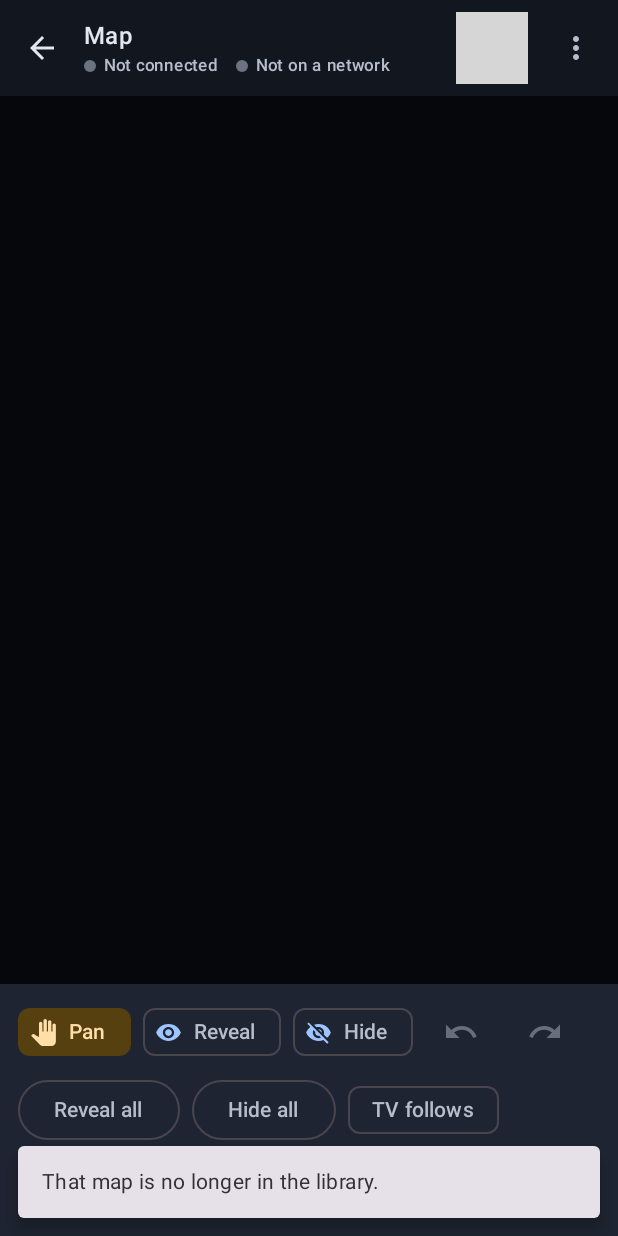
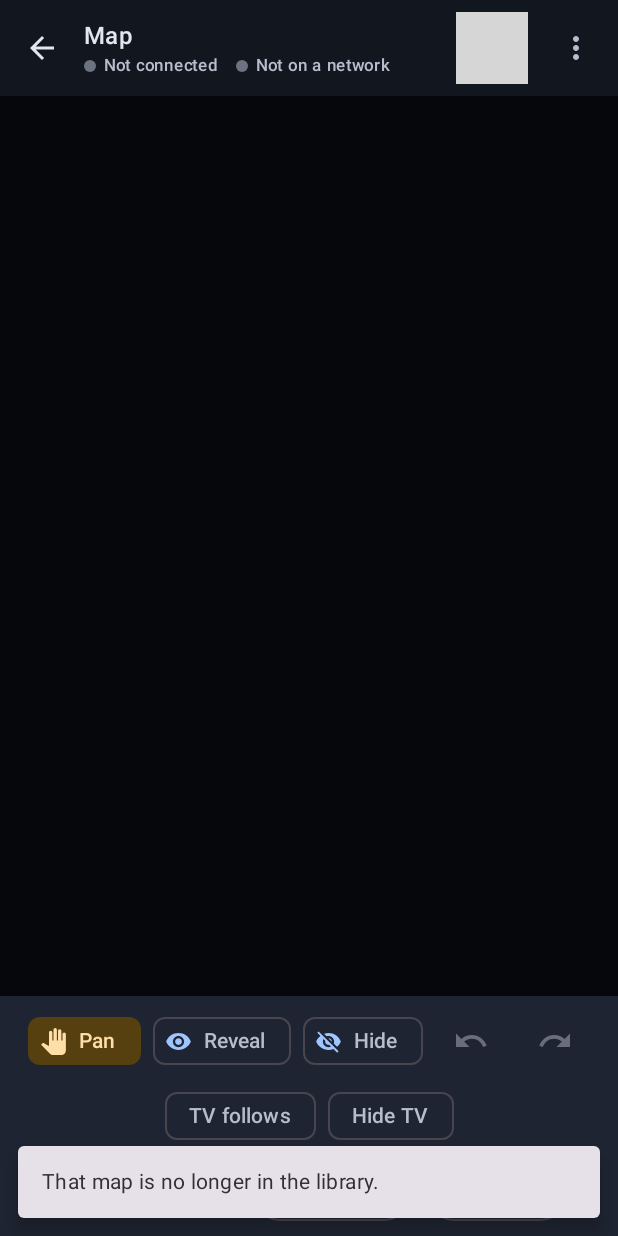
Before and after one commit to mgriffioen/rpg-maps, an Android app built with Jetpack Compose: the composable MapScreen called with empty values, on a phone screen of 412 x 824 dp. Run offline under Robolectric (Android 15) with nearby library versions, the phone set to English and light mode, and no system bars; libraries missing offline, so code that uses them is left out: androidx.mediarouter.app, com.google.android.gms; 1 statement that could not run was skipped; grey boxes are pictures that could not be loaded.

```diff
--- a/app/src/main/java/com/rpgmaps/tabletop/ui/map/MapScreen.kt
+++ b/app/src/main/java/com/rpgmaps/tabletop/ui/map/MapScreen.kt
@@ -9,6 +9,7 @@ import androidx.compose.foundation.layout.Column
 import androidx.compose.foundation.layout.Row
 import androidx.compose.foundation.layout.fillMaxSize
 import androidx.compose.foundation.layout.fillMaxWidth
+import androidx.compose.foundation.layout.height
 import androidx.compose.foundation.layout.width
 import androidx.compose.foundation.layout.padding
 import androidx.compose.foundation.layout.widthIn
@@ -289,61 +290,82 @@ private fun MapControlBar(viewModel: MapViewModel) {
         Column(
             Modifier
                 .fillMaxWidth()
-                .padding(horizontal = 12.dp, vertical = 8.dp),
-            verticalArrangement = Arrangement.spacedBy(4.dp),
+                .padding(horizontal = 12.dp, vertical = 6.dp),
+            verticalArrangement = Arrangement.spacedBy(2.dp),
+            horizontalAlignment = Alignment.CenterHorizontally,
         ) {
-            /*
-             * FlowRow rather than a horizontally scrolling Row. Held in
-             * portrait the old bar ran off the side, which put "Reveal all"
-             * and the TV controls behind a sideways scroll -- exactly the
-             * things you reach for mid-encounter without looking.
-             */
-            FlowRow(
-                modifier = Modifier.fillMaxWidth(),
-                horizontalArrangement = Arrangement.spacedBy(8.dp),
-                verticalArrangement = Arrangement.spacedBy(4.dp),
-            ) {
+            // Row one: what a finger does, undoing it, and what the TV is up to.
+            ControlRow {
+                BarItem {
                     ToolChip("Pan", Icons.Default.PanTool, viewModel.tool == MapTool.PAN) {
                         viewModel.tool = MapTool.PAN
                     }
+                }
+                BarItem {
                     ToolChip("Reveal", Icons.Default.Visibility, viewModel.tool == MapTool.REVEAL) {
                         viewModel.tool = MapTool.REVEAL
                     }
+                }
+                BarItem {
                     ToolChip("Hide", Icons.Default.VisibilityOff, viewModel.tool == MapTool.HIDE) {
                         viewModel.tool = MapTool.HIDE
                     }
-
+                }
+                BarItem {
                     IconButton(onClick = viewModel::undo, enabled = viewModel.canUndo) {
                         Icon(Icons.AutoMirrored.Filled.Undo, contentDescription = "Undo")
                     }
+                }
+                BarItem {
                     IconButton(onClick = viewModel::redo, enabled = viewModel.canRedo) {
                         Icon(Icons.AutoMirrored.Filled.Redo, contentDescription = "Redo")
                     }
-
-                OutlinedButton(onClick = viewModel::revealAll) { Text("Reveal all") }
-                OutlinedButton(onClick = viewModel::hideAll) { Text("Hide all") }
-
+                }
                 // Freezing lets the DM scout ahead without dragging the
                 // players' view along.
+                BarItem {
                     FilterChip(
                         selected = viewModel.tvFrozen,
                         onClick = viewModel::toggleFreezeTv,
                         label = { Text(if (viewModel.tvFrozen) "TV frozen" else "TV follows") },
                     )
+                }
+                // Only meaningful while frozen, and kept next to the toggle it
+                // belongs to rather than stranded on the other row.
                 if (viewModel.tvFrozen) {
+                    BarItem {
                         OutlinedButton(onClick = viewModel::pushViewToTv) { Text("Push view") }
                     }
-
+                }
+                BarItem {
                     FilterChip(
                         selected = viewModel.blanked,
                         onClick = viewModel::toggleBlank,
                         label = { Text(if (viewModel.blanked) "TV hidden" else "Hide TV") },
                     )
+                }
+            }
 
-                RotateControl(
-                    quarters = viewModel.rotationQuarters,
-                    onRotate = viewModel::rotateOutput,
+            // Row two: which way the table is facing, and the bulk fog actions.
+            ControlRow {
+                BarItem {
+                    IconButton(onClick = { viewModel.rotateOutput(-1) }) {
+                        Icon(Icons.Default.RotateLeft, contentDescription = "Rotate view anticlockwise")
+                    }
+                }
+                BarItem {
+                    Text(
+                        "${viewModel.rotationQuarters * 90}\u00B0",
+                        style = MaterialTheme.typography.labelLarge,
                     )
+                }
+                BarItem {
+                    IconButton(onClick = { viewModel.rotateOutput(1) }) {
+                        Icon(Icons.Default.RotateRight, contentDescription = "Rotate view clockwise")
+                    }
+                }
+                BarItem { OutlinedButton(onClick = viewModel::revealAll) { Text("Reveal all") } }
+                BarItem { OutlinedButton(onClick = viewModel::hideAll) { Text("Hide all") } }
             }
 
             if (viewModel.tool != MapTool.PAN) {
@@ -354,24 +376,44 @@ private fun MapControlBar(viewModel: MapViewModel) {
 }
 
 /**
- * Turns the map and the player view together, in quarter steps.
+ * One centred line of the control bar.
  *
- * A TV lying flat on the table has no natural "up", so which way the map faces
- * depends on where people are sitting. The label shows the current angle
- * because after a couple of taps it stops being obvious.
+ * FlowRow rather than a plain Row so a narrow screen wraps instead of pushing
+ * controls off the edge -- the whole point of the portrait layout is that
+ * nothing hides behind a sideways scroll.
+ */
+@OptIn(ExperimentalLayoutApi::class)
+@Composable
+private fun ControlRow(content: @Composable () -> Unit) {
+    FlowRow(
+        modifier = Modifier.fillMaxWidth(),
+        horizontalArrangement = Arrangement.spacedBy(8.dp, Alignment.CenterHorizontally),
+        verticalArrangement = Arrangement.spacedBy(2.dp),
+    ) {
+        content()
+    }
+}
+
+/**
+ * Gives every control the same height and centres it inside.
+ *
+ * Chips, icon buttons and outlined buttons are all different heights, so
+ * without this they sit on a common top edge and the row reads as ragged.
+ * Done with a wrapper rather than FlowRow's own item alignment so it does not
+ * depend on a parameter that only exists in newer Compose.
  */
 @Composable
-private fun RotateControl(quarters: Int, onRotate: (Int) -> Unit) {
-    Row(verticalAlignment = Alignment.CenterVertically) {
-        IconButton(onClick = { onRotate(-1) }) {
-            Icon(Icons.Default.RotateLeft, contentDescription = "Rotate view anticlockwise")
-        }
-        Text("${quarters * 90}\u00B0", style = MaterialTheme.typography.labelLarge)
-        IconButton(onClick = { onRotate(1) }) {
-            Icon(Icons.Default.RotateRight, contentDescription = "Rotate view clockwise")
+private fun BarItem(content: @Composable () -> Unit) {
+    Box(
+        modifier = Modifier.height(BAR_ITEM_HEIGHT),
+        contentAlignment = Alignment.Center,
+    ) {
+        content()
     }
 }
-}
+
+/** Tall enough for an IconButton's touch target, which is the largest control. */
+private val BAR_ITEM_HEIGHT = 48.dp
 
 /**
  * Brush size and edge softness. Stacked in portrait, where two sliders and
```
Lines whose indentation alone changed are shown as unchanged.
